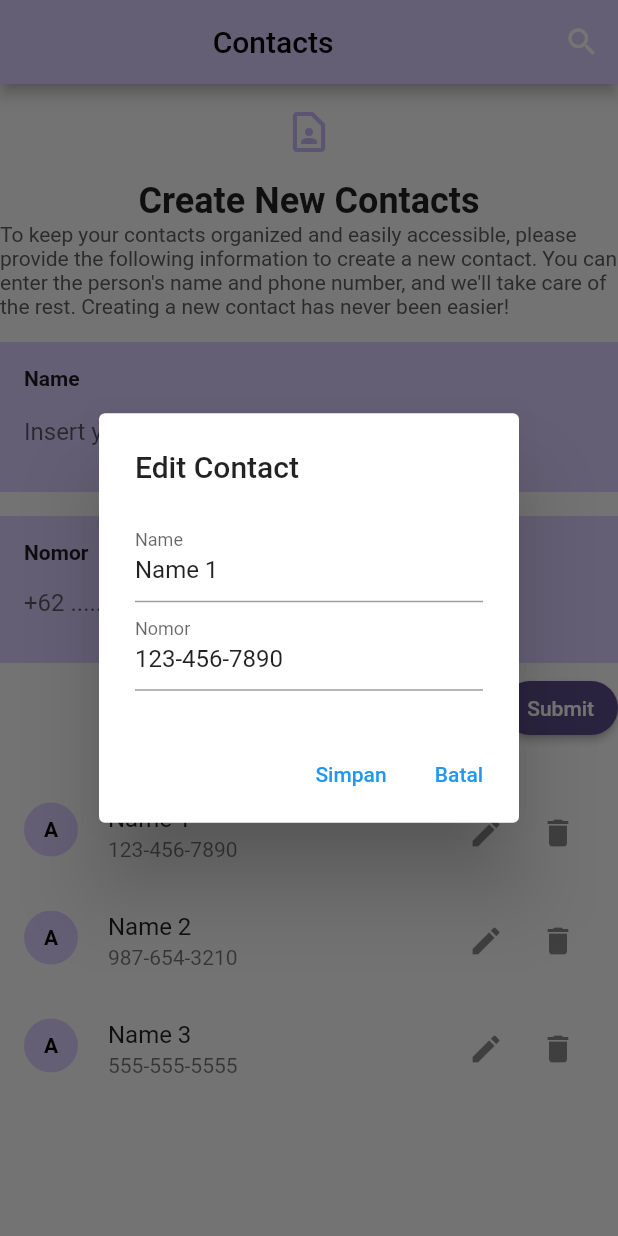
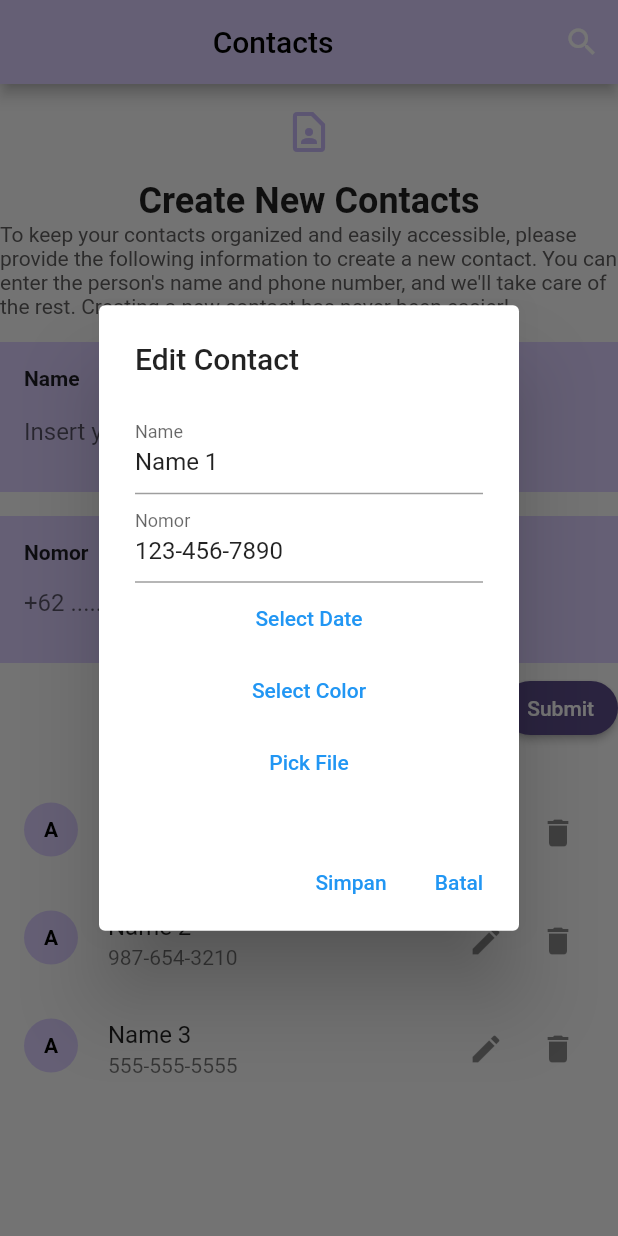
Before and after one commit to yunitaa1216/Flutter_Yunita-Anggeraini, a Flutter app: the screen it shows after launch, after a tap on the "edit" icon, on a phone screen of 412 x 824 dp. Run offline on Flutter 3.47's test engine with Material 2 defaults, Android fonts, the phone set to English and light mode, and no system bars; our stand-ins replace file_picker, flutter_colorpicker.

Commit message:
Update main.dart

```diff
--- a/10_Platform_Widget & Flutter_Layout/praktikum/tugas/lib/main.dart
+++ b/10_Platform_Widget & Flutter_Layout/praktikum/tugas/lib/main.dart
@@ -125,7 +125,7 @@ Future<void> _selectDate(BuildContext context) async {
     );
   }
 
-  Future<void> _pickFile() async {
+  Future<String?> _pickFile() async {
     FilePickerResult? result = await FilePicker.platform.pickFiles();
 
     if (result != null) {
@@ -396,6 +396,29 @@ Future<void> _selectDate(BuildContext context) async {
             },
              decoration: InputDecoration(labelText: 'Nomor'),
           ),
+          TextButton(
+          onPressed: () {
+            _selectDate(context); // Panggil date picker
+          },
+          child: Text("Select Date"),
+        ),
+        TextButton(
+          onPressed: () {
+            _selectColor(context); // Panggil color picker
+          },
+          child: Text("Select Color"),
+        ),
+        TextButton(
+          onPressed: () async {
+            String? filePath = await _pickFile(); // Panggil file picker
+            if (filePath != null) {
+              print('Selected file path: $filePath');
+            } else {
+              print('File selection canceled.');
+            }
+          },
+          child: Text("Pick File"),
+        ),
                           ],
           ),
           actions: <Widget>[
```
